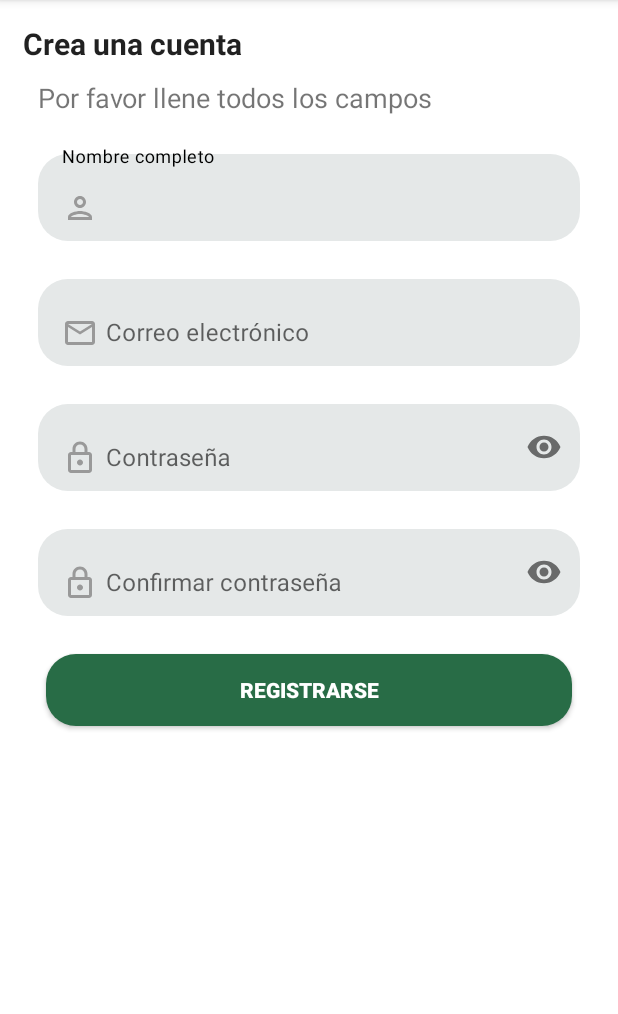
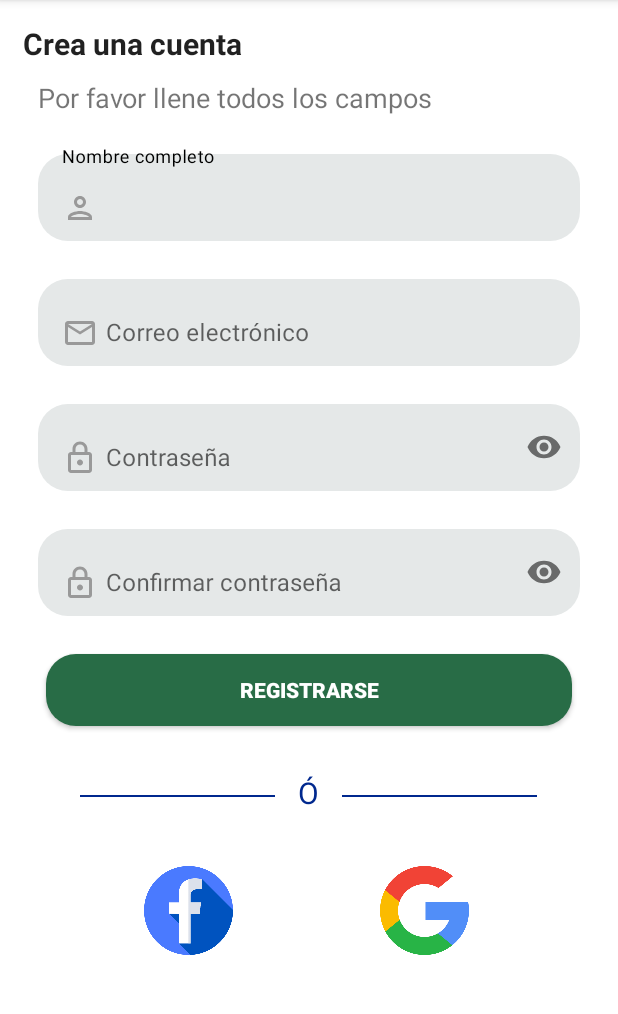
Before and after one commit to HackathonNicaragua2019/INNOVA-REVOLUTION, an Android app: the Registrar screen opened directly, with no data from a screen before it, on a phone screen of 412 x 824 dp, the part 84-1098 px from its top. Run offline under Robolectric (Android 15) with nearby library versions, the phone set to English and light mode, and no system bars.

Commit message:
Frontend - Registro
Se han agregado dos ImageButton que permitirá vincular sus cuentas de
Google o Facebook

```diff
--- a/app/src/main/res/layout/activity_registrar.xml
+++ b/app/src/main/res/layout/activity_registrar.xml
@@ -126,6 +126,67 @@
                 android:textStyle="bold"
                 android:layout_margin="15dp"
                 android:textColor="@color/white"/>
+
+            <TableLayout
+                android:layout_width="wrap_content"
+                android:layout_height="wrap_content"
+                android:stretchColumns="3">
+                <TableRow android:layout_width="fill_parent"
+                    android:layout_height="wrap_content"
+                    android:padding="15dp"
+                    android:layout_gravity="center">
+                    <View
+                        android:layout_width="130sp"
+                        android:layout_height="1dp"
+                        android:layout_margin="15dp"
+                        android:layout_gravity="center_vertical"
+                        android:background="#00288E"/>
+                    <TextView android:layout_width="wrap_content"
+                        android:layout_height="wrap_content"
+                        android:text="@string/O"
+                        android:textColor="#00288E"
+                        android:textSize="20sp"/>
+                    <View
+                        android:layout_width="130sp"
+                        android:layout_height="1dp"
+                        android:layout_margin="15dp"
+                        android:layout_gravity="center_vertical"
+                        android:background="#00288E"/>
+                </TableRow>
+            </TableLayout>
+            <TableLayout
+                android:layout_width="250dp"
+                android:layout_height="90dp"
+                android:layout_gravity="center"
+                android:stretchColumns="*">
+
+                <TableRow
+                    android:layout_width="fill_parent"
+                    android:layout_height="match_parent"
+                    android:layout_gravity="center"
+                    android:padding="15dp">
+
+                    <androidx.appcompat.widget.AppCompatImageButton
+                        android:id="@+id/imgButtonFacebook"
+                        android:layout_width="0dp"
+                        android:layout_height="wrap_content"
+                        android:adjustViewBounds="true"
+                        android:background="#00000000"
+                        android:scaleType="fitStart"
+                        android:layout_gravity="start"
+                        android:src="@drawable/facebook" />
+
+                    <androidx.appcompat.widget.AppCompatImageButton
+                        android:id="@+id/imgButtonGoogleRegister"
+                        android:layout_width="0dp"
+                        android:layout_height="wrap_content"
+                        android:adjustViewBounds="true"
+                        android:layout_gravity="center_horizontal"
+                        android:background="#00000000"
+                        android:scaleType="fitStart"
+                        android:src="@drawable/google" />
+                </TableRow>
+            </TableLayout>
         </androidx.appcompat.widget.LinearLayoutCompat>
     </androidx.appcompat.widget.LinearLayoutCompat>
 </ScrollView>
```
